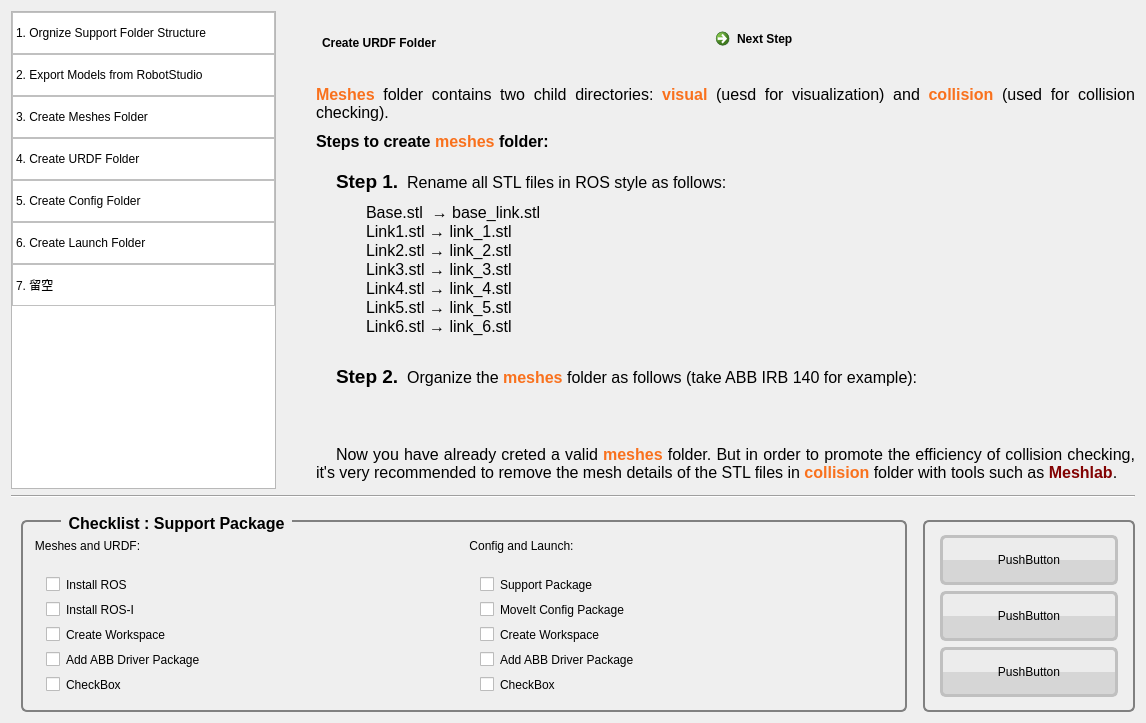
Qt form gui/inetgration_assistant/AbbRosI-Intg-Asst/dialog_pkg_support.ui (Yifei1988/abb_ros-i_integration) before a commit.
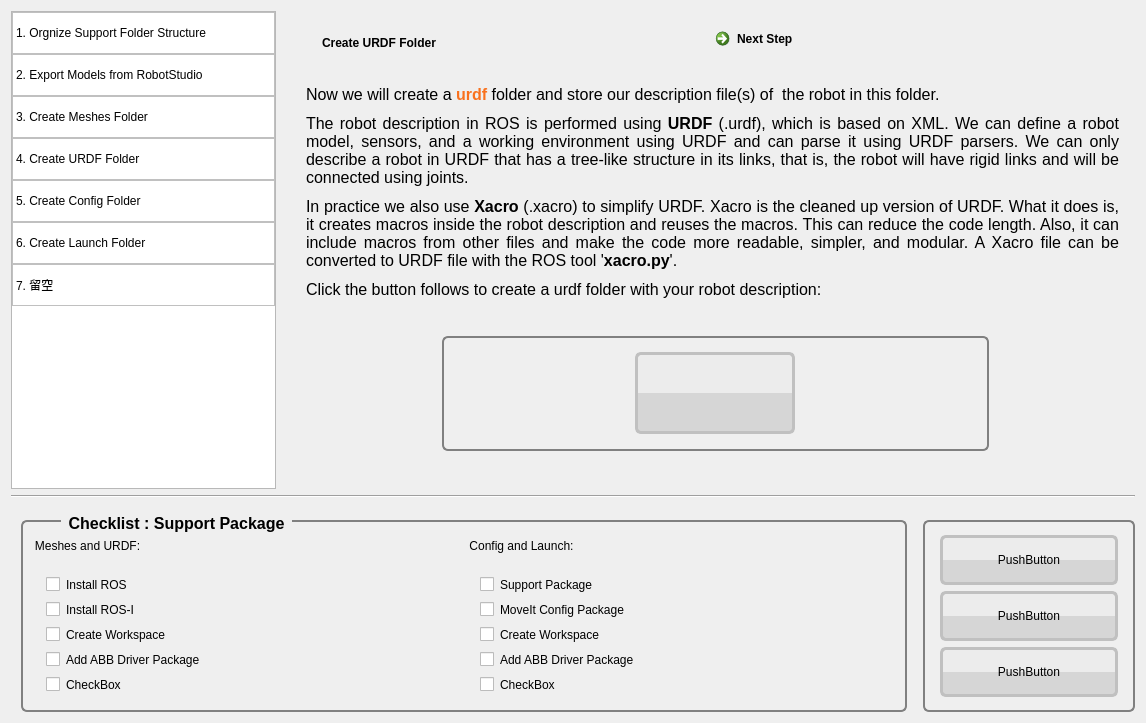
The same form after that commit. The open tabs and pages were chosen to show the change. Icons and pictures are not drawn.

Commit message: gui: add dialog_generate_urdf

```diff
--- a/gui/inetgration_assistant/AbbRosI-Intg-Asst/dialog_pkg_support.ui
+++ b/gui/inetgration_assistant/AbbRosI-Intg-Asst/dialog_pkg_support.ui
@@ -113,6 +113,13 @@
        </item>
        <item>
         <widget class="QStackedWidget" name="stackedWidget">
+         <property name="styleSheet">
+          <string notr="true">QGroupBox{
+    border: 2px solid gray;
+    border-radius: 6px;
+    margin-top: 6px;
+}</string>
+         </property>
          <property name="currentIndex">
           <number>0</number>
          </property>
@@ -433,16 +440,16 @@
           <widget class="QTextBrowser" name="textBrowser_8">
            <property name="geometry">
             <rect>
-             <x>30</x>
+             <x>20</x>
              <y>70</y>
-             <width>841</width>
-             <height>411</height>
+             <width>821</width>
+             <height>231</height>
             </rect>
            </property>
            <property name="minimumSize">
             <size>
-             <width>841</width>
-             <height>351</height>
+             <width>821</width>
+             <height>231</height>
             </size>
            </property>
            <property name="styleSheet">
@@ -454,47 +461,72 @@
 &lt;html&gt;&lt;head&gt;&lt;meta name=&quot;qrichtext&quot; content=&quot;1&quot; /&gt;&lt;style type=&quot;text/css&quot;&gt;
 p, li { white-space: pre-wrap; }
 &lt;/style&gt;&lt;/head&gt;&lt;body style=&quot; font-family:'Ubuntu'; font-size:11pt; font-weight:400; font-style:normal;&quot;&gt;
-&lt;p align=&quot;justify&quot; style=&quot; margin-top:0px; margin-bottom:10px; margin-left:0px; margin-right:0px; -qt-block-indent:0; text-indent:0px;&quot;&gt;&lt;span style=&quot; font-size:12pt; font-weight:600; color:#f9711d;&quot;&gt;Meshes&lt;/span&gt;&lt;span style=&quot; font-size:12pt;&quot;&gt; folder contains two child directories: &lt;/span&gt;&lt;span style=&quot; font-size:12pt; font-weight:600; color:#f9711d;&quot;&gt;visual &lt;/span&gt;&lt;span style=&quot; font-size:12pt;&quot;&gt;(uesd for visualization) and &lt;/span&gt;&lt;span style=&quot; font-size:12pt; font-weight:600; color:#f9711d;&quot;&gt;collision &lt;/span&gt;&lt;span style=&quot; font-size:12pt;&quot;&gt;(used for collision checking). &lt;/span&gt;&lt;/p&gt;
-&lt;p align=&quot;justify&quot; style=&quot; margin-top:0px; margin-bottom:0px; margin-left:0px; margin-right:0px; -qt-block-indent:0; text-indent:0px;&quot;&gt;&lt;span style=&quot; font-size:12pt; font-weight:600;&quot;&gt;Steps to create &lt;/span&gt;&lt;span style=&quot; font-size:12pt; font-weight:600; color:#f9711d;&quot;&gt;meshes&lt;/span&gt;&lt;span style=&quot; font-size:12pt; font-weight:600;&quot;&gt; folder:&lt;/span&gt;&lt;/p&gt;
-&lt;p align=&quot;justify&quot; style=&quot;-qt-paragraph-type:empty; margin-top:0px; margin-bottom:0px; margin-left:0px; margin-right:0px; -qt-block-indent:0; text-indent:0px; font-size:12pt; font-weight:600;&quot;&gt;&lt;br /&gt;&lt;/p&gt;
-&lt;p align=&quot;justify&quot; style=&quot; margin-top:0px; margin-bottom:10px; margin-left:0px; margin-right:0px; -qt-block-indent:0; text-indent:20px;&quot;&gt;&lt;span style=&quot; font-size:14pt; font-weight:600;&quot;&gt;Step 1.&lt;/span&gt;&lt;span style=&quot; font-size:12pt; font-weight:600;&quot;&gt;  &lt;/span&gt;&lt;span style=&quot; font-size:12pt;&quot;&gt;Rename all STL files in ROS style as follows:&lt;/span&gt;&lt;/p&gt;
-&lt;p align=&quot;justify&quot; style=&quot; margin-top:0px; margin-bottom:0px; margin-left:0px; margin-right:0px; -qt-block-indent:0; text-indent:50px;&quot;&gt;&lt;span style=&quot; font-size:12pt;&quot;&gt;Base.stl  &lt;/span&gt;&lt;span style=&quot; font-size:12pt; font-weight:600;&quot;&gt;→&lt;/span&gt;&lt;span style=&quot; font-size:12pt;&quot;&gt; base_link.stl&lt;/span&gt;&lt;/p&gt;
-&lt;p align=&quot;justify&quot; style=&quot; margin-top:0px; margin-bottom:0px; margin-left:0px; margin-right:0px; -qt-block-indent:0; text-indent:50px;&quot;&gt;&lt;span style=&quot; font-size:12pt;&quot;&gt;Link1.stl &lt;/span&gt;&lt;span style=&quot; font-size:12pt; font-weight:600;&quot;&gt;→&lt;/span&gt;&lt;span style=&quot; font-size:12pt;&quot;&gt; link_1.stl&lt;/span&gt;&lt;/p&gt;
-&lt;p align=&quot;justify&quot; style=&quot; margin-top:0px; margin-bottom:0px; margin-left:0px; margin-right:0px; -qt-block-indent:0; text-indent:50px;&quot;&gt;&lt;span style=&quot; font-size:12pt;&quot;&gt;Link2.stl &lt;/span&gt;&lt;span style=&quot; font-size:12pt; font-weight:600;&quot;&gt;→&lt;/span&gt;&lt;span style=&quot; font-size:12pt;&quot;&gt; link_2.stl&lt;/span&gt;&lt;/p&gt;
-&lt;p align=&quot;justify&quot; style=&quot; margin-top:0px; margin-bottom:0px; margin-left:0px; margin-right:0px; -qt-block-indent:0; text-indent:50px;&quot;&gt;&lt;span style=&quot; font-size:12pt;&quot;&gt;Link3.stl &lt;/span&gt;&lt;span style=&quot; font-size:12pt; font-weight:600;&quot;&gt;→&lt;/span&gt;&lt;span style=&quot; font-size:12pt;&quot;&gt; link_3.stl&lt;/span&gt;&lt;/p&gt;
-&lt;p align=&quot;justify&quot; style=&quot; margin-top:0px; margin-bottom:0px; margin-left:0px; margin-right:0px; -qt-block-indent:0; text-indent:50px;&quot;&gt;&lt;span style=&quot; font-size:12pt;&quot;&gt;Link4.stl &lt;/span&gt;&lt;span style=&quot; font-size:12pt; font-weight:600;&quot;&gt;→&lt;/span&gt;&lt;span style=&quot; font-size:12pt;&quot;&gt; link_4.stl&lt;/span&gt;&lt;/p&gt;
-&lt;p align=&quot;justify&quot; style=&quot; margin-top:0px; margin-bottom:0px; margin-left:0px; margin-right:0px; -qt-block-indent:0; text-indent:50px;&quot;&gt;&lt;span style=&quot; font-size:12pt;&quot;&gt;Link5.stl &lt;/span&gt;&lt;span style=&quot; font-size:12pt; font-weight:600;&quot;&gt;→&lt;/span&gt;&lt;span style=&quot; font-size:12pt;&quot;&gt; link_5.stl&lt;/span&gt;&lt;/p&gt;
-&lt;p align=&quot;justify&quot; style=&quot; margin-top:0px; margin-bottom:0px; margin-left:0px; margin-right:0px; -qt-block-indent:0; text-indent:50px;&quot;&gt;&lt;span style=&quot; font-size:12pt;&quot;&gt;Link6.stl &lt;/span&gt;&lt;span style=&quot; font-size:12pt; font-weight:600;&quot;&gt;→&lt;/span&gt;&lt;span style=&quot; font-size:12pt;&quot;&gt; link_6.stl&lt;/span&gt;&lt;/p&gt;
-&lt;p align=&quot;justify&quot; style=&quot;-qt-paragraph-type:empty; margin-top:0px; margin-bottom:10px; margin-left:0px; margin-right:0px; -qt-block-indent:0; text-indent:20px; font-size:12pt;&quot;&gt;&lt;br /&gt;&lt;/p&gt;
-&lt;p align=&quot;justify&quot; style=&quot; margin-top:0px; margin-bottom:10px; margin-left:0px; margin-right:0px; -qt-block-indent:0; text-indent:20px;&quot;&gt;&lt;span style=&quot; font-size:14pt; font-weight:600;&quot;&gt;Step 2.&lt;/span&gt;&lt;span style=&quot; font-size:12pt; font-weight:600;&quot;&gt;  &lt;/span&gt;&lt;span style=&quot; font-size:12pt;&quot;&gt;Organize the &lt;/span&gt;&lt;span style=&quot; font-size:12pt; font-weight:600; color:#f9711d;&quot;&gt;meshes&lt;/span&gt;&lt;span style=&quot; font-size:12pt;&quot;&gt; folder as follows (take ABB IRB 140 for example):&lt;/span&gt;&lt;/p&gt;
-&lt;p align=&quot;justify&quot; style=&quot; margin-top:0px; margin-bottom:0px; margin-left:0px; margin-right:0px; -qt-block-indent:0; text-indent:50px;&quot;&gt;&lt;img src=&quot;:/pic/meshes_layout.png&quot; /&gt;&lt;/p&gt;
-&lt;p align=&quot;justify&quot; style=&quot;-qt-paragraph-type:empty; margin-top:0px; margin-bottom:10px; margin-left:0px; margin-right:0px; -qt-block-indent:0; text-indent:20px; font-size:12pt;&quot;&gt;&lt;br /&gt;&lt;/p&gt;
-&lt;p align=&quot;justify&quot; style=&quot; margin-top:0px; margin-bottom:10px; margin-left:0px; margin-right:0px; -qt-block-indent:0; text-indent:20px;&quot;&gt;&lt;span style=&quot; font-size:12pt;&quot;&gt;Now you have already creted a valid &lt;/span&gt;&lt;span style=&quot; font-size:12pt; font-weight:600; color:#f9711d;&quot;&gt;meshes&lt;/span&gt;&lt;span style=&quot; font-size:12pt;&quot;&gt; folder. But in order to promote the efficiency of collision checking, it's very recommended to remove the mesh details of the STL files in &lt;/span&gt;&lt;span style=&quot; font-size:12pt; font-weight:600; color:#f9711d;&quot;&gt;collision &lt;/span&gt;&lt;span style=&quot; font-size:12pt;&quot;&gt;folder with tools such as &lt;/span&gt;&lt;span style=&quot; font-size:12pt; font-weight:600; color:#820202;&quot;&gt;Meshlab&lt;/span&gt;&lt;span style=&quot; font-size:12pt;&quot;&gt;.&lt;/span&gt;&lt;/p&gt;
-&lt;p align=&quot;justify&quot; style=&quot; margin-top:0px; margin-bottom:10px; margin-left:0px; margin-right:0px; -qt-block-indent:0; text-indent:20px;&quot;&gt;&lt;span style=&quot; font-size:12pt; font-weight:600; color:#820202;&quot;&gt;Meshlab&lt;/span&gt;&lt;img src=&quot;:/icon/meshlab_logo.png&quot; /&gt;&lt;span style=&quot; font-size:12pt;&quot;&gt; is an open source software for processing and editing 3D triangular meshes. You can find its download links here: &lt;/span&gt;&lt;a href=&quot;http://www.meshlab.net/#download&quot;&gt;&lt;span style=&quot; font-size:12pt; font-weight:600; text-decoration: underline; color:#0000ff;&quot;&gt;http://www.meshlab.net/#download&lt;/span&gt;&lt;/a&gt;&lt;/p&gt;
-&lt;p align=&quot;justify&quot; style=&quot;-qt-paragraph-type:empty; margin-top:0px; margin-bottom:10px; margin-left:0px; margin-right:0px; -qt-block-indent:0; text-indent:20px; font-weight:600; text-decoration: underline; color:#0000ff;&quot;&gt;&lt;br /&gt;&lt;/p&gt;
-&lt;p align=&quot;justify&quot; style=&quot; margin-top:0px; margin-bottom:10px; margin-left:0px; margin-right:0px; -qt-block-indent:0; text-indent:20px;&quot;&gt;&lt;span style=&quot; font-size:14pt; font-weight:600;&quot;&gt;Step 3(optional).&lt;/span&gt;&lt;span style=&quot; font-size:12pt; font-weight:600;&quot;&gt;  &lt;/span&gt;&lt;span style=&quot; font-size:12pt;&quot;&gt;Open &lt;/span&gt;&lt;span style=&quot; font-size:12pt; font-weight:600; color:#820202;&quot;&gt;Meshlab&lt;/span&gt;&lt;span style=&quot; font-size:12pt;&quot;&gt; and import a mesh (take base_link.stl of ABB IRB 140 for example):&lt;/span&gt;&lt;/p&gt;
-&lt;p align=&quot;justify&quot; style=&quot; margin-top:0px; margin-bottom:10px; margin-left:0px; margin-right:0px; -qt-block-indent:0; text-indent:20px;&quot;&gt;&lt;img src=&quot;:/pic/meshlab_step_1.png&quot; /&gt;&lt;/p&gt;
-&lt;p align=&quot;justify&quot; style=&quot;-qt-paragraph-type:empty; margin-top:0px; margin-bottom:10px; margin-left:0px; margin-right:0px; -qt-block-indent:0; text-indent:20px; font-size:12pt;&quot;&gt;&lt;br /&gt;&lt;/p&gt;
-&lt;p align=&quot;justify&quot; style=&quot; margin-top:0px; margin-bottom:10px; margin-left:0px; margin-right:0px; -qt-block-indent:0; text-indent:20px;&quot;&gt;&lt;span style=&quot; font-size:12pt;&quot;&gt;Use the option: &lt;/span&gt;&lt;span style=&quot; font-size:12pt; font-style:italic;&quot;&gt;Filters&lt;/span&gt;&lt;span style=&quot; font-size:12pt;&quot;&gt; &lt;/span&gt;&lt;span style=&quot; font-size:12pt; font-weight:600;&quot;&gt;→&lt;/span&gt;&lt;span style=&quot; font-size:12pt;&quot;&gt; &lt;/span&gt;&lt;span style=&quot; font-size:12pt; font-style:italic;&quot;&gt;Remeshing, Simplification and Reconstruction&lt;/span&gt;&lt;span style=&quot; font-size:12pt;&quot;&gt; &lt;/span&gt;&lt;span style=&quot; font-size:12pt; font-weight:600;&quot;&gt;→&lt;/span&gt;&lt;span style=&quot; font-size:12pt;&quot;&gt; &lt;/span&gt;&lt;span style=&quot; font-size:12pt; font-style:italic;&quot;&gt;Convex Hull&lt;/span&gt;&lt;span style=&quot; font-size:12pt;&quot;&gt;:&lt;/span&gt;&lt;/p&gt;
-&lt;p align=&quot;justify&quot; style=&quot; margin-top:0px; margin-bottom:10px; margin-left:0px; margin-right:0px; -qt-block-indent:0; text-indent:20px;&quot;&gt;&lt;img src=&quot;:/pic/meshlab_step_2.png&quot; /&gt;&lt;/p&gt;
-&lt;p align=&quot;justify&quot; style=&quot;-qt-paragraph-type:empty; margin-top:0px; margin-bottom:10px; margin-left:0px; margin-right:0px; -qt-block-indent:0; text-indent:20px;&quot;&gt;&lt;br /&gt;&lt;/p&gt;
-&lt;p align=&quot;justify&quot; style=&quot; margin-top:0px; margin-bottom:10px; margin-left:0px; margin-right:0px; -qt-block-indent:0; text-indent:20px;&quot;&gt;&lt;span style=&quot; font-size:12pt;&quot;&gt;Click &lt;/span&gt;&lt;span style=&quot; font-size:12pt; font-style:italic;&quot;&gt;Apply&lt;/span&gt;&lt;span style=&quot; font-size:12pt;&quot;&gt;:&lt;/span&gt;&lt;/p&gt;
-&lt;p align=&quot;justify&quot; style=&quot; margin-top:0px; margin-bottom:10px; margin-left:0px; margin-right:0px; -qt-block-indent:0; text-indent:20px;&quot;&gt;&lt;img src=&quot;:/pic/meshlab_step_3.png&quot; /&gt;&lt;/p&gt;
-&lt;p align=&quot;justify&quot; style=&quot;-qt-paragraph-type:empty; margin-top:0px; margin-bottom:10px; margin-left:0px; margin-right:0px; -qt-block-indent:0; text-indent:20px;&quot;&gt;&lt;br /&gt;&lt;/p&gt;
-&lt;p align=&quot;justify&quot; style=&quot; margin-top:0px; margin-bottom:10px; margin-left:0px; margin-right:0px; -qt-block-indent:0; text-indent:20px;&quot;&gt;&lt;span style=&quot; font-size:12pt;&quot;&gt;Remesh finished:&lt;/span&gt;&lt;/p&gt;
-&lt;p align=&quot;justify&quot; style=&quot; margin-top:0px; margin-bottom:10px; margin-left:0px; margin-right:0px; -qt-block-indent:0; text-indent:20px;&quot;&gt;&lt;img src=&quot;:/pic/meshlab_step_4.png&quot; /&gt;&lt;/p&gt;
-&lt;p align=&quot;justify&quot; style=&quot;-qt-paragraph-type:empty; margin-top:0px; margin-bottom:10px; margin-left:0px; margin-right:0px; -qt-block-indent:0; text-indent:20px;&quot;&gt;&lt;br /&gt;&lt;/p&gt;
-&lt;p align=&quot;justify&quot; style=&quot; margin-top:0px; margin-bottom:10px; margin-left:0px; margin-right:0px; -qt-block-indent:0; text-indent:20px;&quot;&gt;&lt;span style=&quot; font-size:12pt;&quot;&gt;Now you can save the new mesh also as STL file, and then choose the saving options as follows:&lt;/span&gt;&lt;/p&gt;
-&lt;p align=&quot;justify&quot; style=&quot; margin-top:0px; margin-bottom:10px; margin-left:0px; margin-right:0px; -qt-block-indent:0; text-indent:20px;&quot;&gt;&lt;img src=&quot;:/pic/meshlab_step_5.png&quot; /&gt;&lt;/p&gt;
-&lt;p align=&quot;justify&quot; style=&quot;-qt-paragraph-type:empty; margin-top:0px; margin-bottom:10px; margin-left:0px; margin-right:0px; -qt-block-indent:0; text-indent:20px;&quot;&gt;&lt;br /&gt;&lt;/p&gt;
-&lt;p align=&quot;justify&quot; style=&quot; margin-top:0px; margin-bottom:10px; margin-left:0px; margin-right:0px; -qt-block-indent:0; text-indent:20px;&quot;&gt;&lt;span style=&quot; font-size:12pt;&quot;&gt;Repeat this process for the rest of STL files (base_link.stl ~ link_6.stl).&lt;/span&gt;&lt;/p&gt;
-&lt;p align=&quot;justify&quot; style=&quot;-qt-paragraph-type:empty; margin-top:0px; margin-bottom:10px; margin-left:0px; margin-right:0px; -qt-block-indent:0; text-indent:20px; font-size:12pt;&quot;&gt;&lt;br /&gt;&lt;/p&gt;
-&lt;p align=&quot;justify&quot; style=&quot; margin-top:0px; margin-bottom:10px; margin-left:0px; margin-right:0px; -qt-block-indent:0; text-indent:20px;&quot;&gt;&lt;span style=&quot; font-size:14pt; font-weight:600;&quot;&gt;Step 4.&lt;/span&gt;&lt;span style=&quot; font-size:12pt; font-weight:600;&quot;&gt;  &lt;/span&gt;&lt;span style=&quot; font-size:12pt;&quot;&gt;Copy the &lt;/span&gt;&lt;span style=&quot; font-size:12pt; font-weight:600; color:#f9711d;&quot;&gt;meshes&lt;/span&gt;&lt;span style=&quot; font-size:12pt;&quot;&gt; folder from your &lt;/span&gt;&lt;span style=&quot; font-size:12pt; font-weight:600;&quot;&gt;Windows&lt;/span&gt;&lt;span style=&quot; font-size:12pt;&quot;&gt; computer to &lt;/span&gt;&lt;span style=&quot; font-size:12pt; font-weight:600;&quot;&gt;Linux-Ubuntu&lt;/span&gt;&lt;span style=&quot; font-size:12pt;&quot;&gt; computer as this path: &lt;/span&gt;&lt;span style=&quot; font-size:12pt; font-weight:600; color:#f9711d;&quot;&gt;~&lt;/span&gt;&lt;span style=&quot; font-size:12pt; font-weight:600;&quot;&gt;/&lt;/span&gt;&lt;span style=&quot; font-size:12pt; font-weight:600; color:#f9711d;&quot;&gt;catkin_ws&lt;/span&gt;&lt;span style=&quot; font-size:12pt; font-weight:600;&quot;&gt;/&lt;/span&gt;&lt;span style=&quot; font-size:12pt; font-weight:600; color:#f9711d;&quot;&gt;src&lt;/span&gt;&lt;span style=&quot; font-size:12pt; font-weight:600;&quot;&gt;/&lt;/span&gt;&lt;span style=&quot; font-size:12pt; font-weight:600; color:#f9711d;&quot;&gt;&amp;lt;your support package&amp;gt;&lt;/span&gt;&lt;span style=&quot; font-size:12pt; font-weight:600;&quot;&gt;/&lt;/span&gt;&lt;span style=&quot; font-size:12pt;&quot;&gt;, for example: &lt;/span&gt;&lt;span style=&quot; font-size:12pt; font-weight:600;&quot;&gt;~/catkin_ws/src/abb_irb140_support/meshes&lt;/span&gt;&lt;/p&gt;&lt;/body&gt;&lt;/html&gt;</string>
+&lt;p align=&quot;justify&quot; style=&quot; margin-top:0px; margin-bottom:10px; margin-left:0px; margin-right:0px; -qt-block-indent:0; text-indent:0px;&quot;&gt;&lt;span style=&quot; font-size:12pt;&quot;&gt;Now we will create a &lt;/span&gt;&lt;span style=&quot; font-size:12pt; font-weight:600; color:#f9711d;&quot;&gt;urdf&lt;/span&gt;&lt;span style=&quot; font-size:12pt;&quot;&gt; folder and store our description file(s) of  the robot in this folder.&lt;/span&gt;&lt;/p&gt;
+&lt;p align=&quot;justify&quot; style=&quot; margin-top:0px; margin-bottom:10px; margin-left:0px; margin-right:0px; -qt-block-indent:0; text-indent:0px;&quot;&gt;&lt;span style=&quot; font-size:12pt;&quot;&gt;The robot description in ROS is performed using &lt;/span&gt;&lt;span style=&quot; font-size:12pt; font-weight:600;&quot;&gt;URDF&lt;/span&gt;&lt;span style=&quot; font-size:12pt;&quot;&gt; (.urdf), which is based on XML. We can define a robot model, sensors, and a working environment using URDF and can parse it using URDF parsers. We can only describe a robot in URDF that has a tree-like structure in its links, that is, the robot will have rigid links and will be connected using joints.&lt;/span&gt;&lt;/p&gt;
+&lt;p align=&quot;justify&quot; style=&quot; margin-top:0px; margin-bottom:10px; margin-left:0px; margin-right:0px; -qt-block-indent:0; text-indent:0px;&quot;&gt;&lt;span style=&quot; font-size:12pt;&quot;&gt;In practice we also use &lt;/span&gt;&lt;span style=&quot; font-size:12pt; font-weight:600;&quot;&gt;Xacro&lt;/span&gt;&lt;span style=&quot; font-size:12pt;&quot;&gt; (.xacro) to simplify URDF. Xacro is the cleaned up version of URDF. What it does is, it creates macros inside the robot description and reuses the macros. This can reduce the code length. Also, it can include macros from other files and make the code more readable, simpler, and modular. A Xacro file can be converted to URDF file with the ROS tool '&lt;/span&gt;&lt;span style=&quot; font-size:12pt; font-weight:600;&quot;&gt;xacro.py&lt;/span&gt;&lt;span style=&quot; font-size:12pt;&quot;&gt;'.&lt;/span&gt;&lt;/p&gt;
+&lt;p align=&quot;justify&quot; style=&quot; margin-top:0px; margin-bottom:10px; margin-left:0px; margin-right:0px; -qt-block-indent:0; text-indent:0px;&quot;&gt;&lt;span style=&quot; font-size:12pt;&quot;&gt;Click the button follows to create a urdf folder with your robot description:&lt;/span&gt;&lt;/p&gt;&lt;/body&gt;&lt;/html&gt;</string>
            </property>
            <property name="openExternalLinks">
             <bool>true</bool>
            </property>
           </widget>
+          <widget class="QGroupBox" name="groupBox_9">
+           <property name="geometry">
+            <rect>
+             <x>160</x>
+             <y>319</y>
+             <width>547</width>
+             <height>121</height>
+            </rect>
+           </property>
+           <property name="styleSheet">
+            <string notr="true">QPushButton {
+    border: 3px solid silver;
+    border-radius: 6px;
+    background-color: qconicalgradient(cx:0.5, cy:0.5, angle:180, stop:0.49999 rgb(214, 214, 214), stop:0.50001 rgb(236, 236, 236));
+}
+
+QPushButton:hover {
+    border: 3px solid rgb(255, 157, 68);
+    background-color: qconicalgradient(cx:0.5, cy:0.5, angle:180, stop:0.49999 rgb(255, 174, 120), stop:0.50001 rgb(255, 220, 196));
+ }
+ QPushButton:pressed {
+    font-weight: bold;
+    border: 3px solid rgb(255, 102, 0);
+    background-color: qconicalgradient(cx:0.5, cy:0.5, angle:180, stop:0.49999 rgb(240, 120, 70), stop:0.50001 rgb(255, 202, 146));
+ }</string>
+           </property>
+           <property name="title">
+            <string/>
+           </property>
+           <layout class="QGridLayout" name="gridLayout_9">
+            <item row="0" column="0">
+             <widget class="QPushButton" name="btnToCrtUrdf">
+              <property name="minimumSize">
+               <size>
+                <width>150</width>
+                <height>82</height>
+               </size>
+              </property>
+              <property name="maximumSize">
+               <size>
+                <width>160</width>
+                <height>82</height>
+               </size>
+              </property>
+              <property name="focusPolicy">
+               <enum>Qt::NoFocus</enum>
+              </property>
+              <property name="styleSheet">
+               <string notr="true">QPushButton {border-image: url(:/icon/btn_crt_urdf.png)}</string>
+              </property>
+              <property name="text">
+               <string/>
+              </property>
+             </widget>
+            </item>
+           </layout>
+          </widget>
          </widget>
          <widget class="QWidget" name="page_5">
           <widget class="QLabel" name="label_title_5">
```
Left out of the diff: 28 changed lines with no effect on the pictures. The commit also changes 24 other files.
